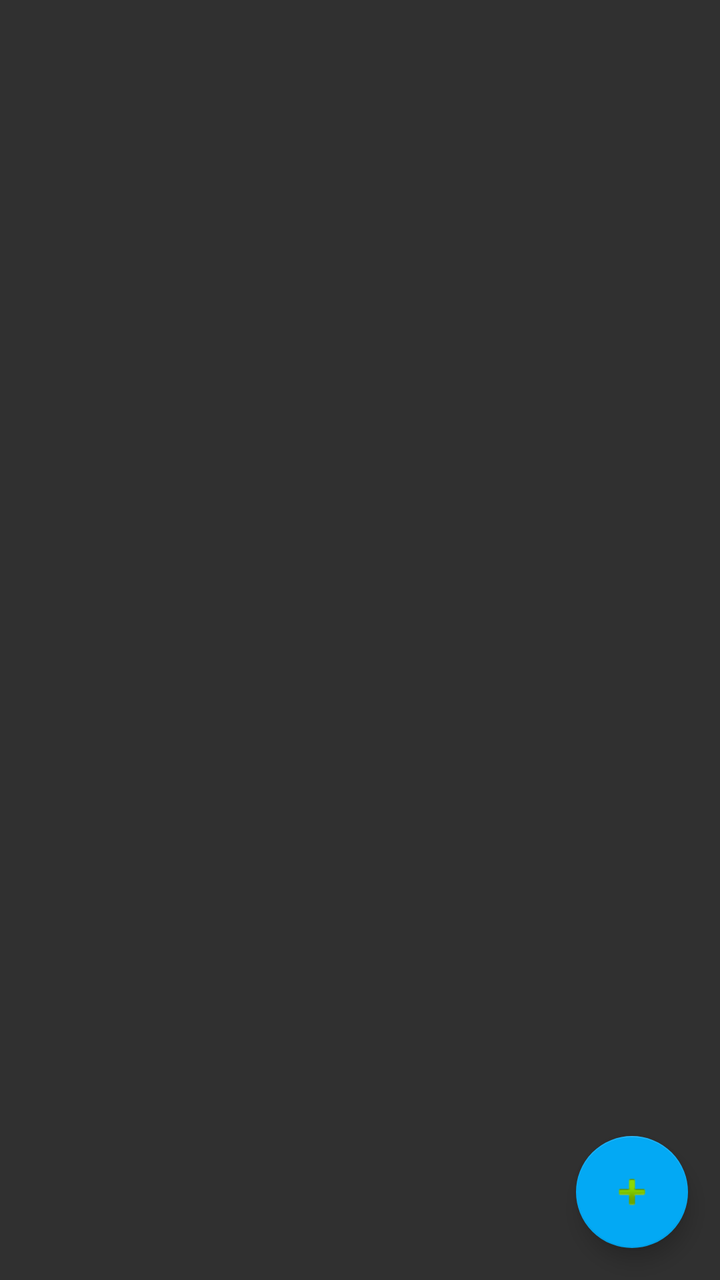
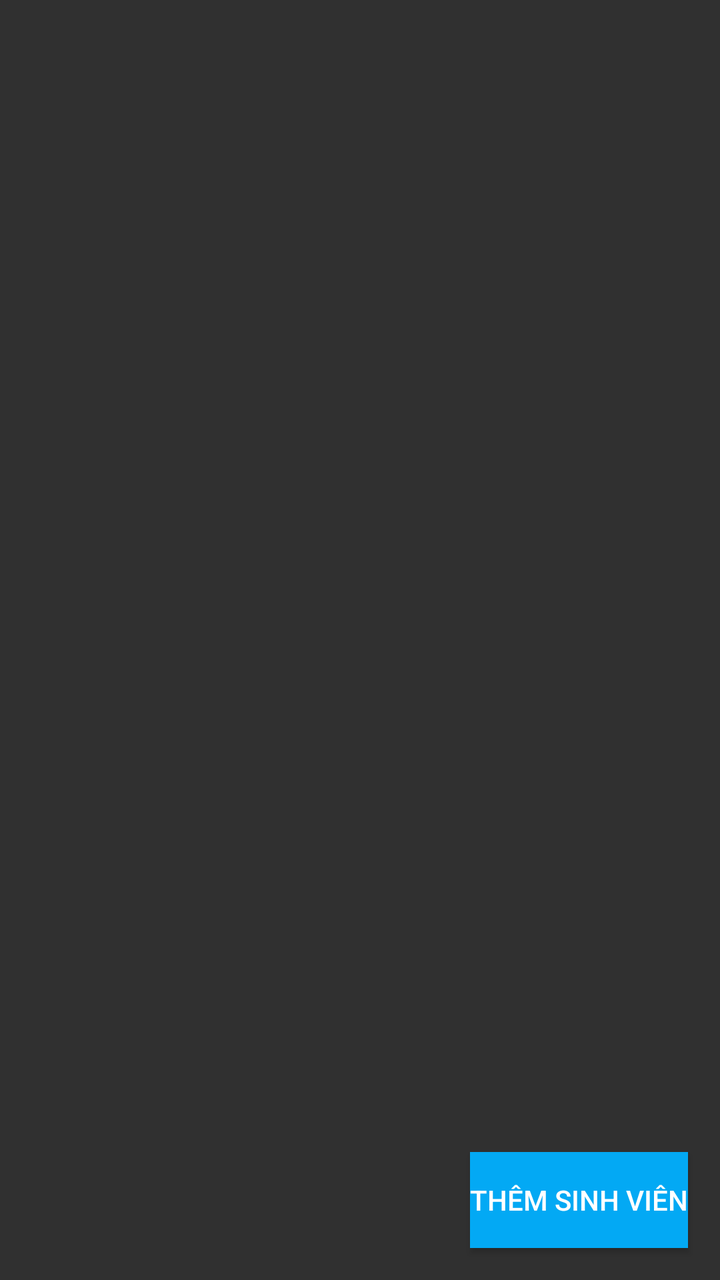

Screens rendered from an Android XML layout before and after an edit, with the pre-edit source and the edit as a unified diff.
<!-- AndroidManifest.xml: activity theme Theme.Hoangduc1234first -->
<!-- res/layout/activity_main.xml -->
<?xml version="1.0" encoding="utf-8"?>
<androidx.constraintlayout.widget.ConstraintLayout
    xmlns:android="http://schemas.android.com/apk/res/android"
    xmlns:app="http://schemas.android.com/apk/res-auto"
    xmlns:tools="http://schemas.android.com/tools"
    android:layout_width="match_parent"
    android:layout_height="match_parent"
    tools:context=".MainActivity">

    <androidx.recyclerview.widget.RecyclerView
        android:id="@+id/recyclerView"
        android:layout_width="0dp"
        android:layout_height="0dp"
        app:layout_constraintTop_toTopOf="parent"
        app:layout_constraintBottom_toBottomOf="parent"
        app:layout_constraintStart_toStartOf="parent"
        app:layout_constraintEnd_toEndOf="parent"
        android:padding="16dp"
        android:scrollbars="vertical"/>

    <com.google.android.material.floatingactionbutton.FloatingActionButton
        android:id="@+id/btnAdd"
        android:layout_width="wrap_content"
        android:layout_height="wrap_content"
        android:src="@android:drawable/ic_input_add"
        app:backgroundTint="@color/blue"
        app:layout_constraintBottom_toBottomOf="parent"
        app:layout_constraintEnd_toEndOf="parent"
        android:layout_margin="16dp"
        android:contentDescription="Thêm sinh viên"/>
</androidx.constraintlayout.widget.ConstraintLayout>
<!-- resources referenced by this layout -->
<resources>
  <color name="blue">#03A9F4</color>
  <style name="Theme.Hoangduc1234first" parent="Theme.AppCompat">
          <item name="colorPrimary">@color/blue</item>
          <item name="colorPrimaryVariant">@color/almostBlack</item>
          <item name="colorOnPrimary">@color/white</item>
          <item name="android:statusBarColor" tools:targetApi="l">?attr/colorPrimaryVariant</item>
      </style>
  <color name="almostBlack">#222</color>
  <color name="white">#FFFFFFFF</color>
</resources>

<!-- the commit's change to res/layout/activity_main.xml (unified diff, before → after) -->
@@ -15,17 +15,18 @@
         app:layout_constraintBottom_toBottomOf="parent"
         app:layout_constraintStart_toStartOf="parent"
         app:layout_constraintEnd_toEndOf="parent"
-        android:padding="16dp"
-        android:scrollbars="vertical"/>
+        android:padding="8dp"
+        android:scrollbars="vertical"
+        android:layoutAnimation="@anim/layout_animation"
+        android:clipToPadding="false"/>
 
-    <com.google.android.material.floatingactionbutton.FloatingActionButton
+    <Button
         android:id="@+id/btnAdd"
         android:layout_width="wrap_content"
         android:layout_height="wrap_content"
-        android:src="@android:drawable/ic_input_add"
-        app:backgroundTint="@color/blue"
+        android:text="Thêm sinh viên"
+        android:background="@color/blue"
         app:layout_constraintBottom_toBottomOf="parent"
         app:layout_constraintEnd_toEndOf="parent"
-        android:layout_margin="16dp"
-        android:contentDescription="Thêm sinh viên"/>
+        android:layout_margin="16dp"/>
 </androidx.constraintlayout.widget.ConstraintLayout>
